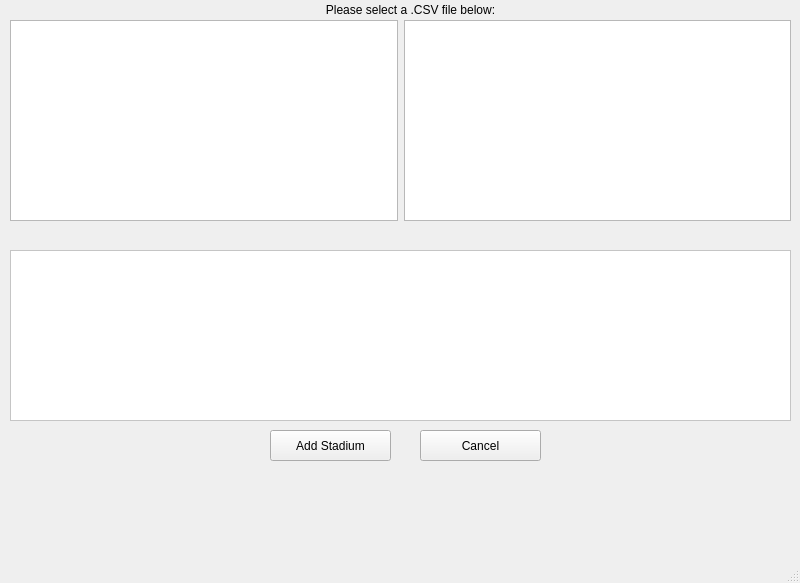
Before: the Qt Designer form StadiumTourProject/mainwindow.ui in joeyCampbelll/CS1D-Project-2, drawn with Qt 5.
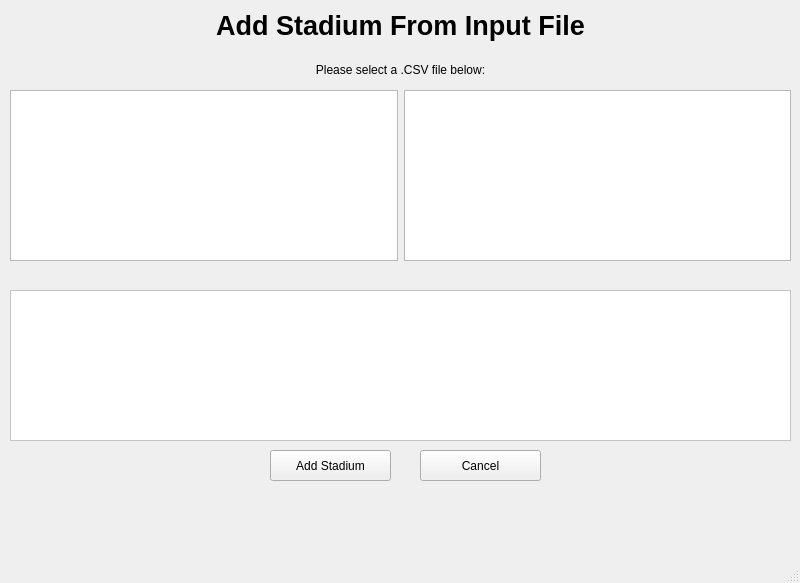
After: the same form once the commit is applied. The open tabs and pages were chosen to show the change.

Commit message: Added labels to input file windows in UI

What changed in the file:
```diff
--- a/StadiumTourProject/mainwindow.ui
+++ b/StadiumTourProject/mainwindow.ui
@@ -416,9 +416,9 @@
       <property name="geometry">
        <rect>
         <x>10</x>
-        <y>20</y>
+        <y>90</y>
         <width>781</width>
-        <height>201</height>
+        <height>171</height>
        </rect>
       </property>
       <layout class="QHBoxLayout" name="horizontalLayout">
@@ -434,9 +434,9 @@
       <property name="geometry">
        <rect>
         <x>10</x>
-        <y>250</y>
+        <y>290</y>
         <width>781</width>
-        <height>171</height>
+        <height>151</height>
        </rect>
       </property>
       <property name="autoFillBackground">
@@ -450,7 +450,7 @@
       <property name="geometry">
        <rect>
         <x>10</x>
-        <y>220</y>
+        <y>260</y>
         <width>781</width>
         <height>31</height>
        </rect>
@@ -468,8 +468,8 @@
      <widget class="QLabel" name="label_4">
       <property name="geometry">
        <rect>
-        <x>20</x>
-        <y>0</y>
+        <x>10</x>
+        <y>60</y>
         <width>781</width>
         <height>20</height>
        </rect>
@@ -485,7 +485,7 @@
       <property name="geometry">
        <rect>
         <x>270</x>
-        <y>430</y>
+        <y>450</y>
         <width>121</width>
         <height>31</height>
        </rect>
@@ -504,7 +504,7 @@
       <property name="geometry">
        <rect>
         <x>420</x>
-        <y>430</y>
+        <y>450</y>
         <width>121</width>
         <height>31</height>
        </rect>
@@ -519,6 +519,29 @@
        <string>Cancel</string>
       </property>
      </widget>
+     <widget class="QLabel" name="label_17">
+      <property name="geometry">
+       <rect>
+        <x>0</x>
+        <y>0</y>
+        <width>801</width>
+        <height>51</height>
+       </rect>
+      </property>
+      <property name="font">
+       <font>
+        <pointsize>20</pointsize>
+        <weight>75</weight>
+        <bold>true</bold>
+       </font>
+      </property>
+      <property name="text">
+       <string>Add Stadium From Input File</string>
+      </property>
+      <property name="alignment">
+       <set>Qt::AlignCenter</set>
+      </property>
+     </widget>
     </widget>
     <widget class="QWidget" name="AdminDistancesPage">
      <widget class="QLabel" name="label_5">
```
Left out of the diff: 41 changed lines with no effect on the pictures.
